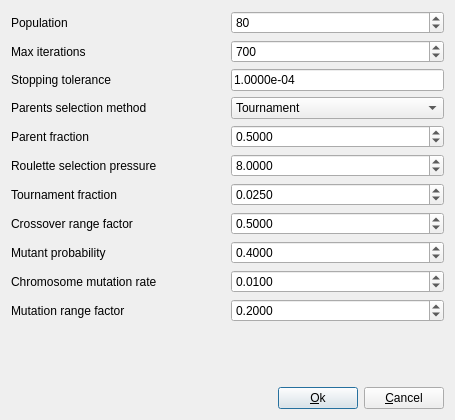
Above: ui/geneticalgorithmsettings.ui from montagdude/Xoptfoil before the change. Below: the same form after it.
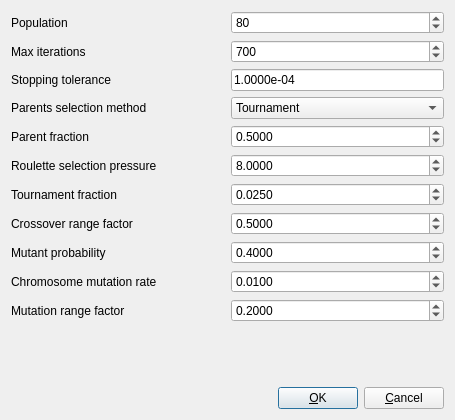
That is the form after the change.

```diff
--- a/ui/geneticalgorithmsettings.ui
+++ b/ui/geneticalgorithmsettings.ui
@@ -314,7 +314,7 @@
      <item>
       <widget class="QPushButton" name="okButton">
        <property name="text">
-        <string>&amp;Ok</string>
+        <string>&amp;OK</string>
        </property>
        <property name="autoDefault">
         <bool>false</bool>
```
